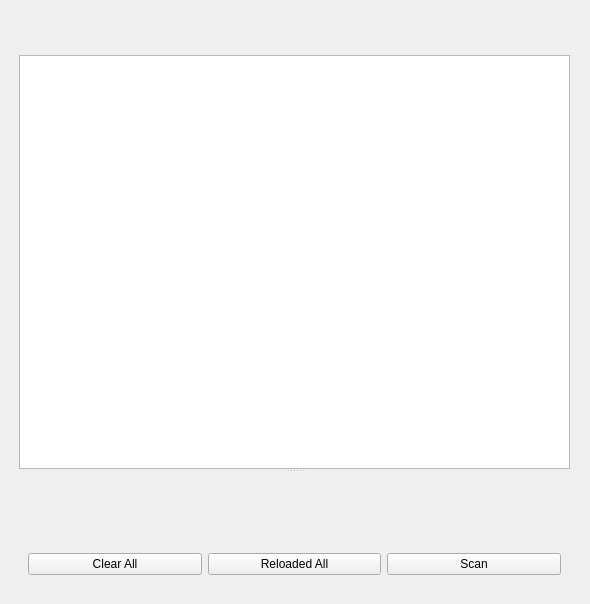
This is sVanilla/src/ClientUi/Download/DownloadWidget.ui in WangPengZhan/sVanilla as Qt 5 draws it before an edit. The edited form follows.
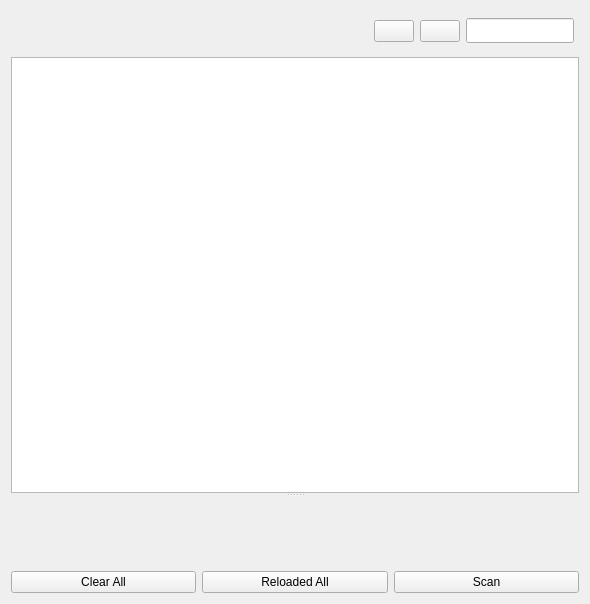
This is the edited form. The open tabs and pages were chosen to show the change. Icons and pictures are not drawn. Custom widgets are drawn as their Qt base class.

What changed in the file:
```diff
--- a/sVanilla/src/ClientUi/Download/DownloadWidget.ui
+++ b/sVanilla/src/ClientUi/Download/DownloadWidget.ui
@@ -14,32 +14,38 @@
    <string>DownloadWidget</string>
   </property>
   <layout class="QVBoxLayout" name="verticalLayout">
-   <property name="leftMargin">
-    <number>10</number>
-   </property>
-   <property name="topMargin">
-    <number>10</number>
-   </property>
    <item>
     <widget class="QWidget" name="NavigationWidget" native="true">
+     <property name="sizePolicy">
+      <sizepolicy hsizetype="Expanding" vsizetype="Fixed">
+       <horstretch>0</horstretch>
+       <verstretch>0</verstretch>
+      </sizepolicy>
+     </property>
      <property name="minimumSize">
       <size>
        <width>0</width>
-       <height>30</height>
+       <height>40</height>
+      </size>
+     </property>
+     <property name="maximumSize">
+      <size>
+       <width>16777215</width>
+       <height>40</height>
       </size>
      </property>
      <layout class="QHBoxLayout" name="horizontalLayout_4">
       <property name="leftMargin">
-       <number>10</number>
+       <number>5</number>
       </property>
       <property name="topMargin">
-       <number>10</number>
+       <number>5</number>
       </property>
       <property name="rightMargin">
-       <number>12</number>
+       <number>5</number>
       </property>
       <property name="bottomMargin">
-       <number>0</number>
+       <number>5</number>
       </property>
       <item>
        <widget class="Vanilla::ToggleButton" name="horizonNavigation" native="true">
@@ -65,13 +71,69 @@
        </spacer>
       </item>
       <item>
-       <widget class="DownloadCount" name="widgetDownloadCount" native="true"/>
+       <widget class="QPushButton" name="btnFilter">
+        <property name="text">
+         <string/>
+        </property>
+        <property name="icon">
+         <iconset resource="../../../resource/sVanilla.qrc">
+          <normaloff>:/icon/download/filter.svg</normaloff>:/icon/download/filter.svg</iconset>
+        </property>
+        <property name="_vanillaStyle_Patch" stdset="0">
+         <string>CleanButtonPatch</string>
+        </property>
+       </widget>
+      </item>
+      <item>
+       <widget class="QPushButton" name="btnSort">
+        <property name="layoutDirection">
+         <enum>Qt::RightToLeft</enum>
+        </property>
+        <property name="text">
+         <string/>
+        </property>
+        <property name="icon">
+         <iconset resource="../../../resource/sVanilla.qrc">
+          <normaloff>:/icon/download/sort.svg</normaloff>:/icon/download/sort.svg</iconset>
+        </property>
+        <property name="_vanillaStyle_Patch" stdset="0">
+         <string notr="true">CleanButtonPatch</string>
+        </property>
+       </widget>
+      </item>
+      <item>
+       <widget class="::SearchLineEdit" name="lineEditSearch">
+        <property name="sizePolicy">
+         <sizepolicy hsizetype="Fixed" vsizetype="Fixed">
+          <horstretch>0</horstretch>
+          <verstretch>0</verstretch>
+         </sizepolicy>
+        </property>
+        <property name="minimumSize">
+         <size>
+          <width>100</width>
+          <height>25</height>
+         </size>
+        </property>
+        <property name="maximumSize">
+         <size>
+          <width>16777215</width>
+          <height>25</height>
+         </size>
+        </property>
+       </widget>
       </item>
      </layout>
     </widget>
    </item>
    <item>
     <widget class="QStackedWidget" name="stackedWidget">
+     <property name="sizePolicy">
+      <sizepolicy hsizetype="Expanding" vsizetype="Expanding">
+       <horstretch>0</horstretch>
+       <verstretch>0</verstretch>
+      </sizepolicy>
+     </property>
      <property name="currentIndex">
       <number>0</number>
      </property>
@@ -124,6 +186,18 @@
      </widget>
      <widget class="QWidget" name="widgetDownloaded">
       <layout class="QVBoxLayout" name="downloadedLayout">
+       <property name="leftMargin">
+        <number>0</number>
+       </property>
+       <property name="topMargin">
+        <number>0</number>
+       </property>
+       <property name="rightMargin">
+        <number>0</number>
+       </property>
+       <property name="bottomMargin">
+        <number>0</number>
+       </property>
        <item>
         <widget class="QSplitter" name="downloadedSplitter">
          <property name="orientation">
@@ -136,6 +210,18 @@
        <item>
         <widget class="QWidget" name="DownloadedBtnGroup" native="true">
          <layout class="QHBoxLayout" name="horizontalLayout_2">
+          <property name="leftMargin">
+           <number>0</number>
+          </property>
+          <property name="topMargin">
+           <number>0</number>
+          </property>
+          <property name="rightMargin">
+           <number>0</number>
+          </property>
+          <property name="bottomMargin">
+           <number>0</number>
+          </property>
           <item>
            <widget class="QPushButton" name="btnClearAll">
             <property name="text">
@@ -173,6 +259,11 @@
    <header>VanillaStyle/Widgets/ToggleButton.h</header>
    <container>1</container>
   </customwidget>
+  <customwidget>
+   <class>::SearchLineEdit</class>
+   <extends>QLineEdit</extends>
+   <header>SUI/SearchLineEdit.h</header>
+  </customwidget>
   <customwidget>
    <class>::DownloadingListWidget</class>
    <extends>QListWidget</extends>
@@ -196,12 +287,6 @@
    <header>ClientUi/Download/DownloadedInfoWidget.h</header>
    <container>1</container>
   </customwidget>
-  <customwidget>
-   <class>DownloadCount</class>
-   <extends>QWidget</extends>
-   <header>SUI/DownloadCount.h</header>
-   <container>1</container>
-  </customwidget>
  </customwidgets>
  <resources/>
  <connections/>
```
Left out of the diff: 22 changed lines with no effect on the pictures.
